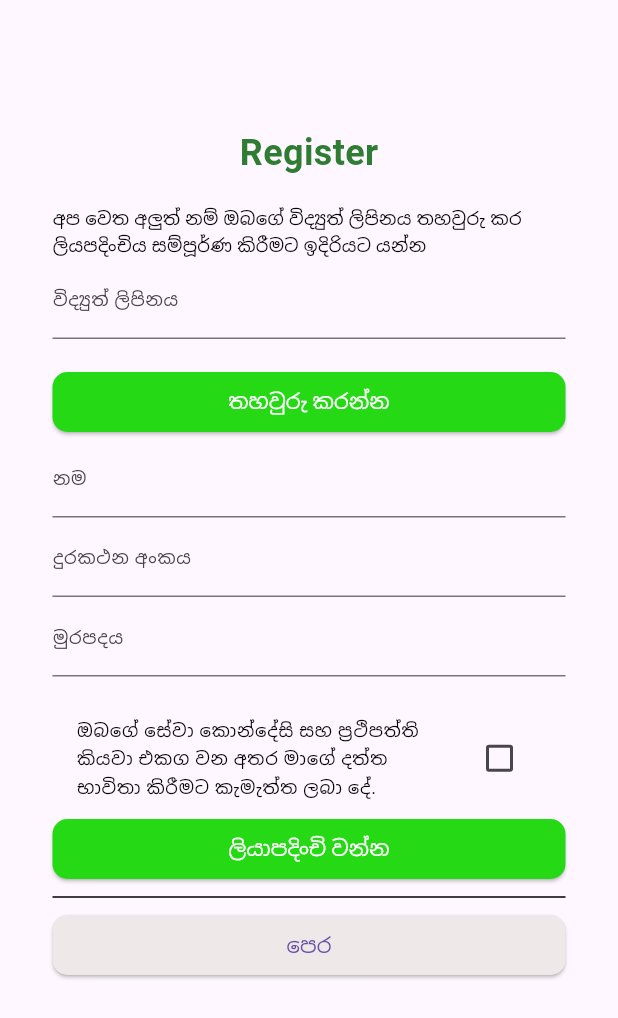
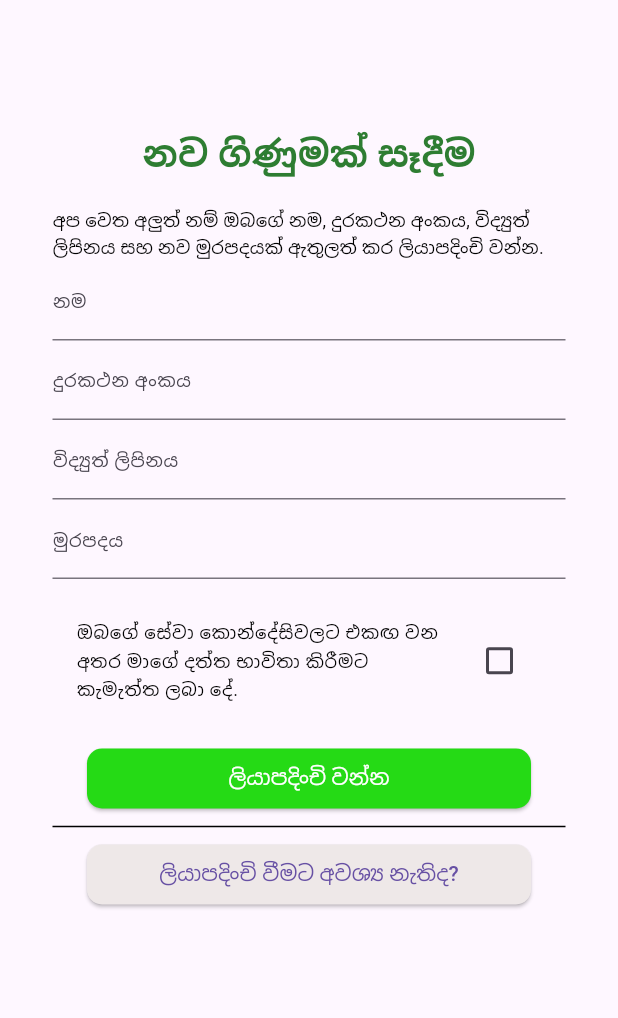
Before and after one commit to thommadurasahan/AgriGo-v1-Repo, a Flutter app: the SignUpSin screen opened directly, on a phone screen of 412 x 824 dp. Shown: the top 1018 px of the screen. Run offline on Flutter 3.47's test engine with Material 3 defaults, Android fonts, the light colour scheme and no system bars; our stand-ins replace carousel_slider, firebase_auth, firebase_core; accounts and stored records are empty.

Commit message:
Update sighup_sin.dart

```diff
--- a/flutter_agrigo/lib/main.dart
+++ b/flutter_agrigo/lib/main.dart
@@ -1,5 +1,5 @@
 import 'package:flutter/material.dart';
-import 'package:flutter_agrigo/get_started_eng.dart';
+import 'package:flutter_agrigo/signup_sin.dart';
 
 void main() {
   runApp(const MyApp());
@@ -11,7 +11,7 @@ class MyApp extends StatelessWidget {
   @override
   Widget build(BuildContext context) {
     return const MaterialApp(
-      home: GetStartEng(),
+      home: SignUpSin(),
     );
   }
 }
--- a/flutter_agrigo/lib/signup_eng.dart
+++ b/flutter_agrigo/lib/signup_eng.dart
@@ -95,7 +95,7 @@ class _SignUpState extends State<SignUpEng> {
             // Checkbox for Terms and Conditions
             CheckboxListTile(
               title: const Text(
-                'I have read and agree to your terms of use and I permit to use of my data.',
+                'I agree to your terms of conditions and I permit to use of my data.',
                 style: TextStyle(
                   fontSize: 14.0,
                   color: Colors.black,
--- a/flutter_agrigo/lib/signup_sin.dart
+++ b/flutter_agrigo/lib/signup_sin.dart
@@ -1,6 +1,7 @@
 import 'package:firebase_core/firebase_core.dart';
 import 'package:flutter/material.dart';
 import 'package:firebase_auth/firebase_auth.dart';
+import 'package:flutter/services.dart';
 import 'package:flutter_agrigo/firebase_options.dart';
 import 'package:flutter_agrigo/get_started_sin.dart';
 
@@ -12,11 +13,12 @@ class SignUpSin extends StatefulWidget {
 }
 
 class _SignUpState extends State<SignUpSin> {
-  // Text field controllers for user input
+  // Field controllers for user input
+  final TextEditingController _nameController = TextEditingController();
+  final TextEditingController _numberController = TextEditingController();
   final TextEditingController _emailController = TextEditingController();
   final TextEditingController _passwordController = TextEditingController();
-  final TextEditingController _nameController = TextEditingController();
-  final TextEditingController _lastNameController = TextEditingController();
+
   bool _agreedToTerms = false;
 
   @override
@@ -35,7 +37,7 @@ class _SignUpState extends State<SignUpSin> {
           crossAxisAlignment: CrossAxisAlignment.center,
           children: <Widget>[
             Text(
-              "Register",
+              "නව ගිණුමක් සෑදීම",
               style: TextStyle(
                 color: Colors.green.shade800,
                 fontWeight: FontWeight.bold,
@@ -44,43 +46,13 @@ class _SignUpState extends State<SignUpSin> {
             ),
             const SizedBox(height: 18),
             const Text(
-              'අප වෙත අලුත් නම් ඔබගේ විද්‍යුත් ලිපිනය තහවුරු කර ලියපදිංචිය සම්පූර්ණ කිරීමට ඉදිරියට යන්න',
+              'අප වෙත අලුත් නම් ඔබගේ නම, දුරකථන අංකය, විද්‍යුත් ලිපිනය සහ නව මුරපදයක් ඇතුලත් කර ලියාපදිංචි වන්න.',
               style: TextStyle(
                 fontSize: 12.0,
                 color: Colors.black,
               ),
             ),
-            // Enter Email
-            TextField(
-              controller: _emailController,
-              decoration: const InputDecoration(
-                labelText: 'විද්‍යුත් ලිපිනය',
-                labelStyle: TextStyle(fontSize: 12),
-              ),
-              enableSuggestions: false,
-              autocorrect: false,
-              // Set the email keyboard to show the @ sign
-              keyboardType: TextInputType.emailAddress,
-            ),
-            const SizedBox(height: 18),
-            // Comfirm Email
-            ElevatedButton(
-              onPressed: () {
-                // Add your action here
-              },
-              style: ElevatedButton.styleFrom(
-                minimumSize: const Size(350, 40),
-                shape: RoundedRectangleBorder(
-                  borderRadius: BorderRadius.circular(10.0),
-                ),
-                backgroundColor: const Color(0xFF25DA15),
-              ),
-              child: const Text(
-                "තහවුරු කරන්න",
-                style: TextStyle(color: Colors.white),
-              ),
-            ),
-            // Enter First Name
+            // Enter Name
             TextField(
               controller: _nameController,
               decoration: const InputDecoration(
@@ -88,11 +60,30 @@ class _SignUpState extends State<SignUpSin> {
                 labelStyle: TextStyle(fontSize: 12),
               ),
             ),
-            // Enter Last Name
+            // Enter Phone Number
             TextField(
-              controller: _lastNameController,
+              controller: _numberController,
+              // Set the phone number keyboard to show the number pad
+              keyboardType: TextInputType.phone,
+              // Only allow numbers
+              inputFormatters: [
+                FilteringTextInputFormatter.digitsOnly,
+                LengthLimitingTextInputFormatter(10)
+              ],
               decoration: const InputDecoration(
                 labelText: 'දුරකථන අංකය',
+                labelStyle: TextStyle(fontSize: 12),
+              ),
+            ),
+            // Enter Email
+            TextField(
+              controller: _emailController,
+              enableSuggestions: false,
+              autocorrect: false,
+              // Set the email keyboard to show the @ sign
+              keyboardType: TextInputType.emailAddress,
+              decoration: const InputDecoration(
+                labelText: 'විද්‍යුත් ලිපිනය',
                 labelStyle: TextStyle(fontSize: 12),
               ),
             ),
@@ -112,7 +103,7 @@ class _SignUpState extends State<SignUpSin> {
             // Checkbox for Terms and Conditions
             CheckboxListTile(
               title: const Text(
-                'ඔබගේ සේවා කොන්දේසි සහ ප්‍රථිපත්ති කියවා එකග වන අතර මාගේ දත්ත භාවිතා කිරීමට කැමැත්ත ලබා දේ.',
+                'ඔබගේ සේවා කොන්දේසිවලට එකඟ වන අතර මාගේ දත්ත භාවිතා කිරීමට කැමැත්ත ලබා දේ.',
                 style: TextStyle(
                   fontSize: 12.0,
                   color: Colors.black,
@@ -122,8 +113,11 @@ class _SignUpState extends State<SignUpSin> {
               onChanged: (value) => setState(() => _agreedToTerms = value!),
               activeColor: const Color(0xFF25DA15),
             ),
+            const SizedBox(height: 18),
             // Sign Up Button
-            ElevatedButton(
+            SizedBox(
+              width: 296,
+              child: ElevatedButton(
                 onPressed: () async {
                   // Add functionality to sign up the user
                   await Firebase.initializeApp(
@@ -147,11 +141,14 @@ class _SignUpState extends State<SignUpSin> {
                   style: TextStyle(color: Colors.white),
                 ),
               ),
+            ),
             const Divider(
               thickness: 1,
               color: Colors.black,
             ),
-            ElevatedButton(
+            SizedBox(
+              width: 296,
+              child: ElevatedButton(
                   onPressed: () {
                     Navigator.push(
                         context,
@@ -165,7 +162,8 @@ class _SignUpState extends State<SignUpSin> {
                     ),
                     backgroundColor: const Color.fromARGB(255, 238, 232, 232),
                   ),
-                child: const Text('පෙර')),
+                  child: const Text('ලියාපදිංචි වීමට අවශ්‍ය නැතිද?')),
+            ),
           ],
         ),
       ),
```
Also changed, not shown: flutter_agrigo/lib/Archieves/email_verify_sin.dart (renamed from flutter_agrigo/lib/email_verify_sin.dart). Lines whose indentation alone changed are shown as unchanged.
